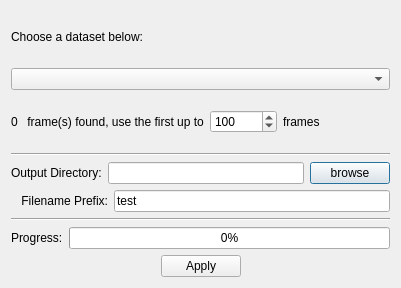
Qt form ui/mean_std.ui (LiuLab-CSRC/ClickX) before a commit.
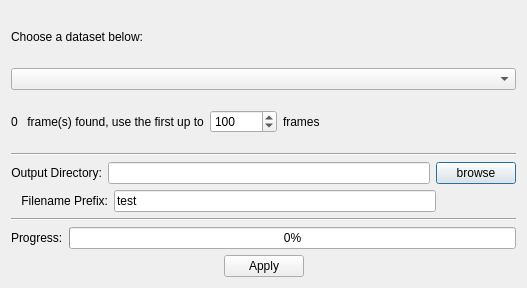
The same form after that commit.

Diff of the .ui file:
```diff
--- a/ui/mean_std.ui
+++ b/ui/mean_std.ui
@@ -6,7 +6,7 @@
    <rect>
     <x>0</x>
     <y>0</y>
-    <width>401</width>
+    <width>527</width>
     <height>288</height>
    </rect>
   </property>
@@ -97,12 +97,15 @@
     </widget>
    </item>
    <item>
-    <layout class="QHBoxLayout" name="horizontalLayout_5">
+    <layout class="QHBoxLayout" name="horizontalLayout_5" stretch="1,4,1">
      <item>
       <widget class="QLabel" name="label_6">
        <property name="text">
         <string>Output Directory:</string>
        </property>
+       <property name="alignment">
+        <set>Qt::AlignRight|Qt::AlignTrailing|Qt::AlignVCenter</set>
+       </property>
       </widget>
      </item>
      <item>
@@ -118,7 +121,7 @@
     </layout>
    </item>
    <item>
-    <layout class="QHBoxLayout" name="horizontalLayout_4">
+    <layout class="QHBoxLayout" name="horizontalLayout_4" stretch="1,4,1">
      <item>
       <widget class="QLabel" name="label_5">
        <property name="text">
@@ -136,6 +139,19 @@
        </property>
       </widget>
      </item>
+     <item>
+      <spacer name="horizontalSpacer_2">
+       <property name="orientation">
+        <enum>Qt::Horizontal</enum>
+       </property>
+       <property name="sizeHint" stdset="0">
+        <size>
+         <width>40</width>
+         <height>20</height>
+        </size>
+       </property>
+      </spacer>
+     </item>
     </layout>
    </item>
    <item>
```
